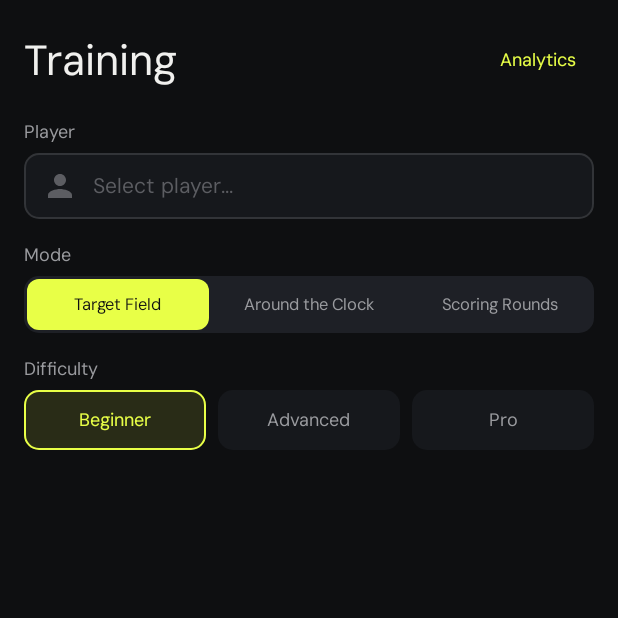
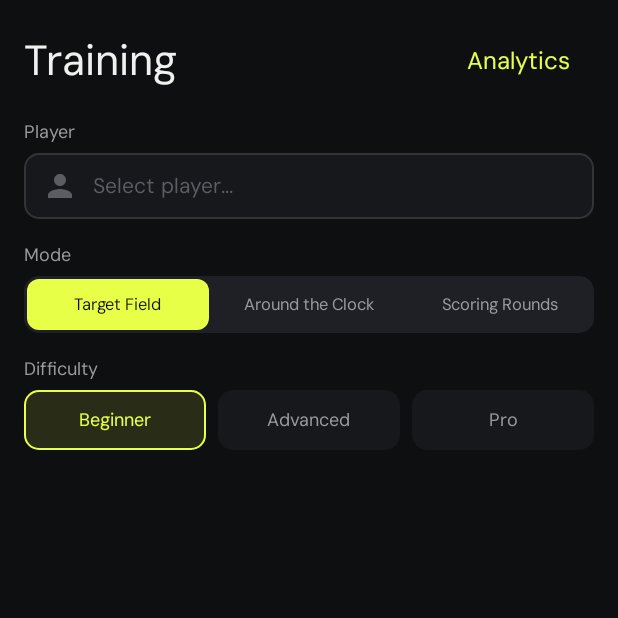
Before and after one commit to Chrausen/androiddartapp, an Android app built with Jetpack Compose: the TrainingScreen screen opened through its navigation route, on a phone screen of 412 x 824 dp, the top half of it. Run offline under Robolectric (Android 15) with nearby library versions, the phone set to English and light mode, and no system bars; our stand-ins replace Dagger/Hilt's generated code.

Commit message:
Enlarge analytics button in training setup screen
Increase text style from labelMedium to bodyLarge with SemiBold weight
and add explicit horizontal/vertical padding to the TextButton for a
larger tap target.

https://claude.ai/code/session_01EFt2rH3oxshHng7VNvEzng

```diff
--- a/app/src/main/java/com/clubdarts/ui/training/TrainingSetupScreen.kt
+++ b/app/src/main/java/com/clubdarts/ui/training/TrainingSetupScreen.kt
@@ -61,11 +61,15 @@ fun TrainingSetupScreen(
                 style = MaterialTheme.typography.headlineMedium,
                 color = TextPrimary
             )
-            TextButton(onClick = onOpenHeatmap) {
+            TextButton(
+                onClick = onOpenHeatmap,
+                contentPadding = PaddingValues(horizontal = 16.dp, vertical = 10.dp)
+            ) {
                 Text(
                     text = stringResource(R.string.training_analytics),
                     color = Accent,
-                    style = MaterialTheme.typography.labelMedium
+                    style = MaterialTheme.typography.bodyLarge,
+                    fontWeight = FontWeight.SemiBold
                 )
             }
         }
```
